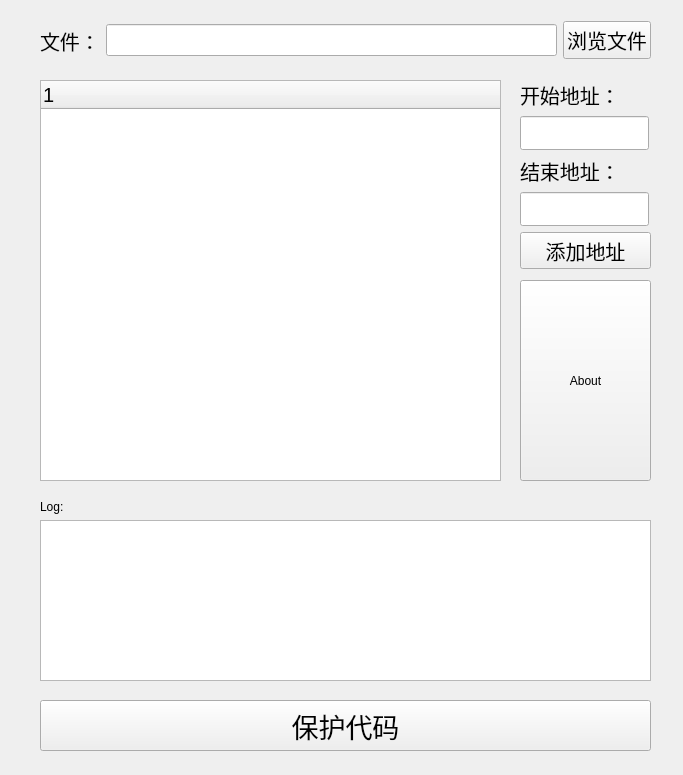
Qt form src/Frontends/WProtectDialog.ui (xiaoweime/WProtect) before a commit.
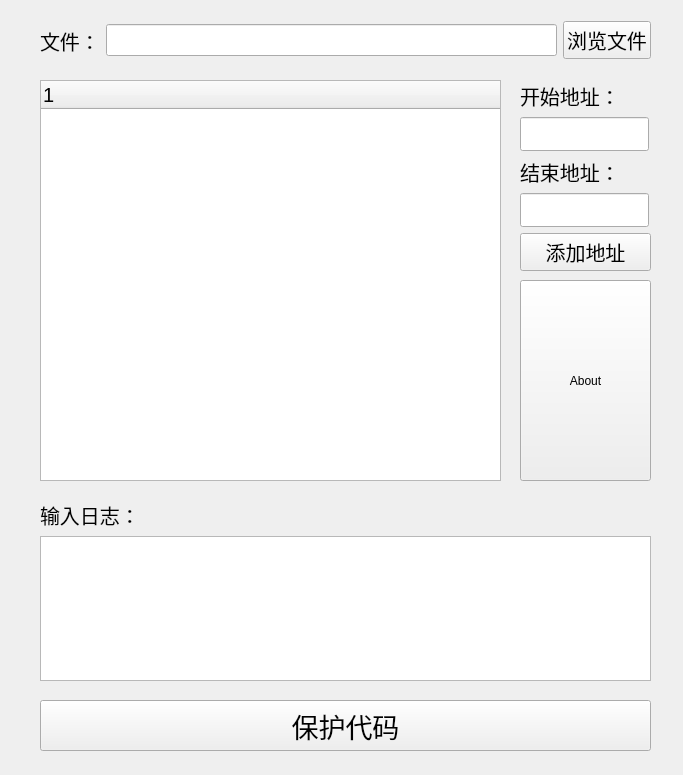
The same form after that commit.

The edit to the form file:
```diff
--- a/src/Frontends/WProtectDialog.ui
+++ b/src/Frontends/WProtectDialog.ui
@@ -90,8 +90,13 @@
    <layout class="QVBoxLayout" name="verticalLayout">
     <item>
      <widget class="QLabel" name="label">
+      <property name="font">
+       <font>
+        <pointsize>15</pointsize>
+       </font>
+      </property>
       <property name="text">
-       <string>Log:</string>
+       <string>输入日志：</string>
       </property>
      </widget>
     </item>
@@ -99,6 +104,7 @@
      <widget class="QListWidget" name="listWidget_logOut">
       <property name="font">
        <font>
+        <family>Monaco for Powerline</family>
         <pointsize>15</pointsize>
        </font>
       </property>
@@ -124,13 +130,13 @@
     <string>保护代码</string>
    </property>
   </widget>
-  <widget class="QWidget" name="">
+  <widget class="QWidget" name="layoutWidget">
    <property name="geometry">
     <rect>
      <x>520</x>
      <y>80</y>
      <width>131</width>
-     <height>189</height>
+     <height>191</height>
     </rect>
    </property>
    <layout class="QVBoxLayout" name="verticalLayout_2">
```
